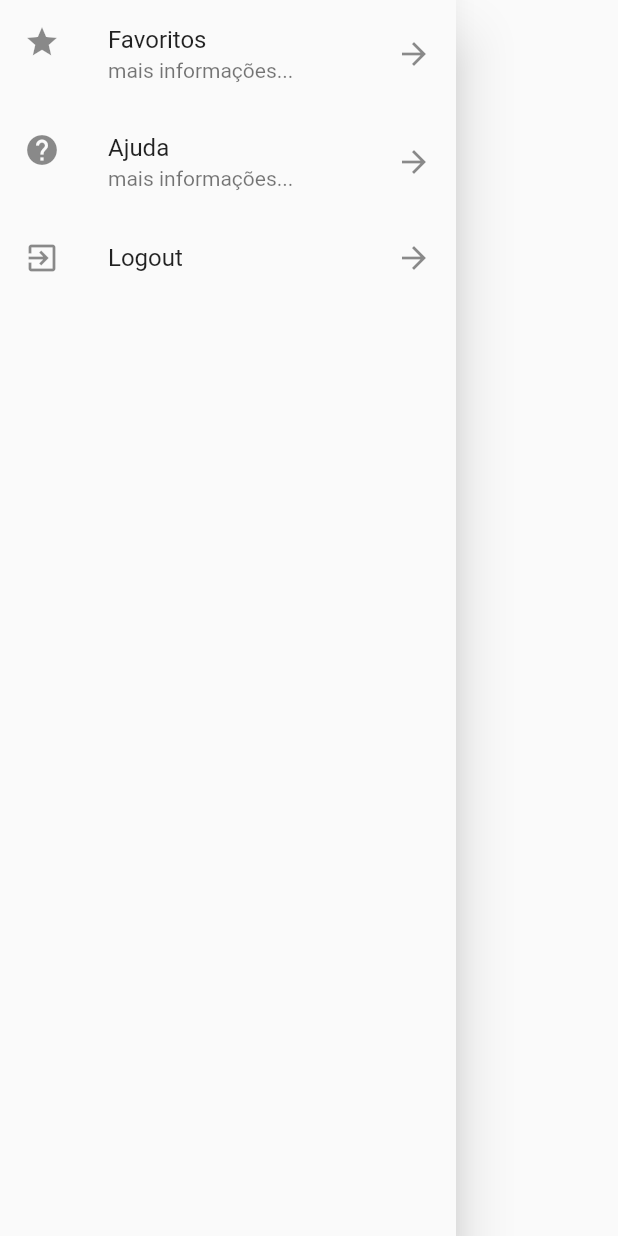
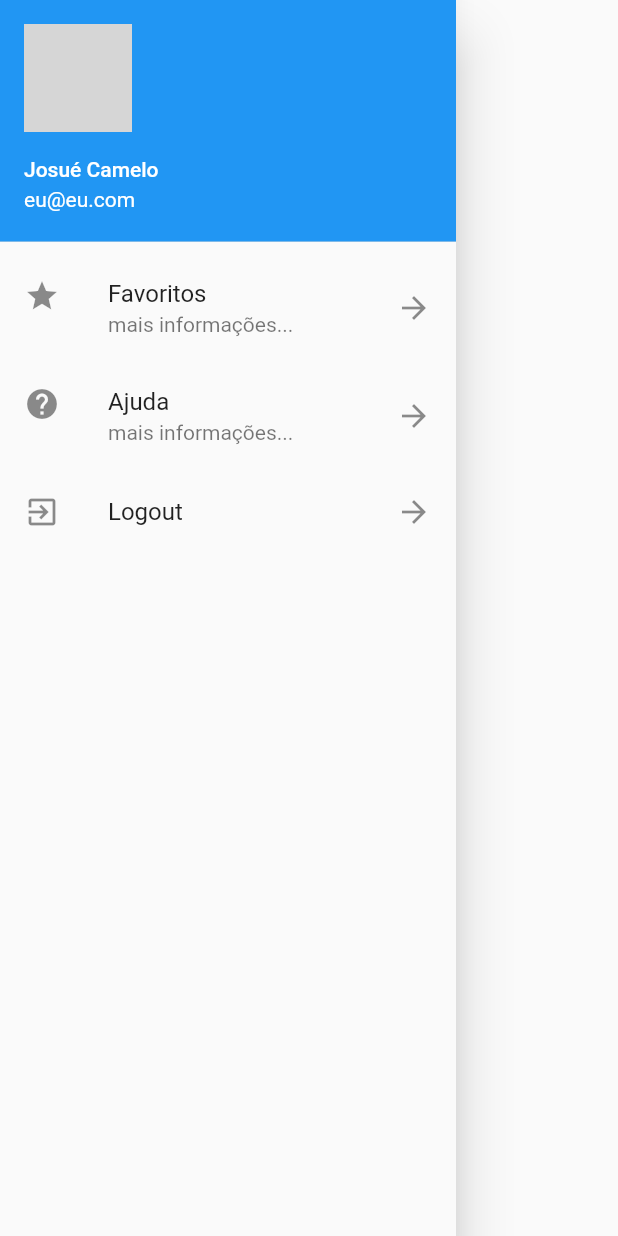
Before and after one commit to josuecamelo/flutter_intermediario_part2, a Flutter app: the DrawerList widget shown alone on an empty page, opened directly, on a phone screen of 412 x 824 dp. Run offline on Flutter 3.47's test engine with Material 2 defaults, Android fonts, the phone set to English and light mode, and no system bars; our stand-ins replace fluttertoast; network calls fail; grey boxes are pictures that could not be loaded.

Commit message:
UserAccountsDrawerHeader

```diff
--- a/lib/drawer_list.dart
+++ b/lib/drawer_list.dart
@@ -7,6 +7,14 @@ class DrawerList extends StatelessWidget {
     return Drawer(
       child: ListView(
         children: <Widget>[
+          UserAccountsDrawerHeader(
+            accountName: Text("Josué Camelo"),
+            accountEmail: Text("eu@eu.com"),
+            currentAccountPicture: CircleAvatar(
+              backgroundImage: NetworkImage(
+                  "https://encrypted-tbn0.gstatic.com/images?q=tbn:ANd9GcQqP85ZnOcRSCX3nlYdkCvSxhSuZs0bLt1He8EvGr5ne8c7mTqW"),
+            ),
+          ),
           ListTile(
             leading: Icon(Icons.star),
             title: Text("Favoritos"),
```
